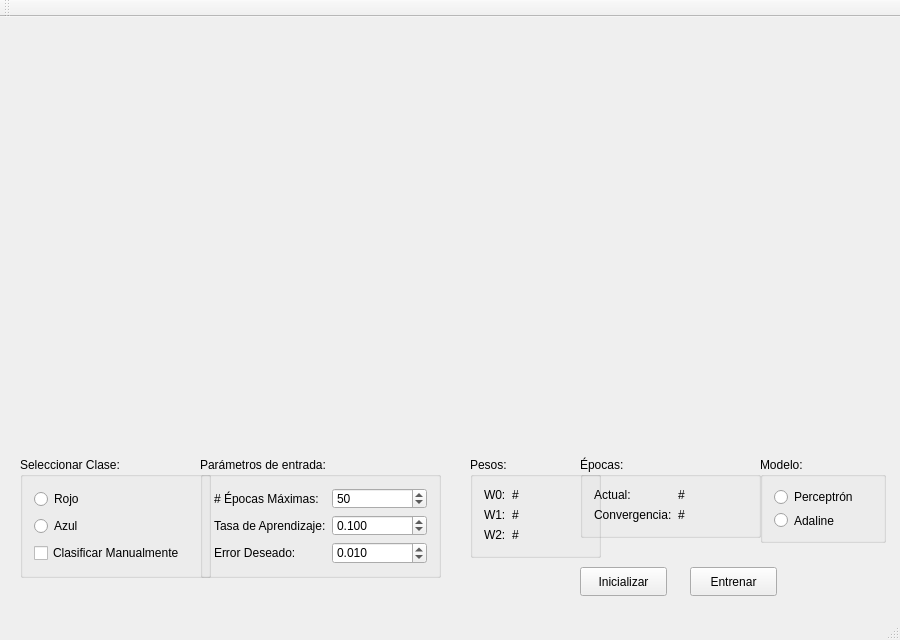
Before: the Qt Designer form mainwindow.ui in Adriantega12/MLP, drawn with Qt 5.
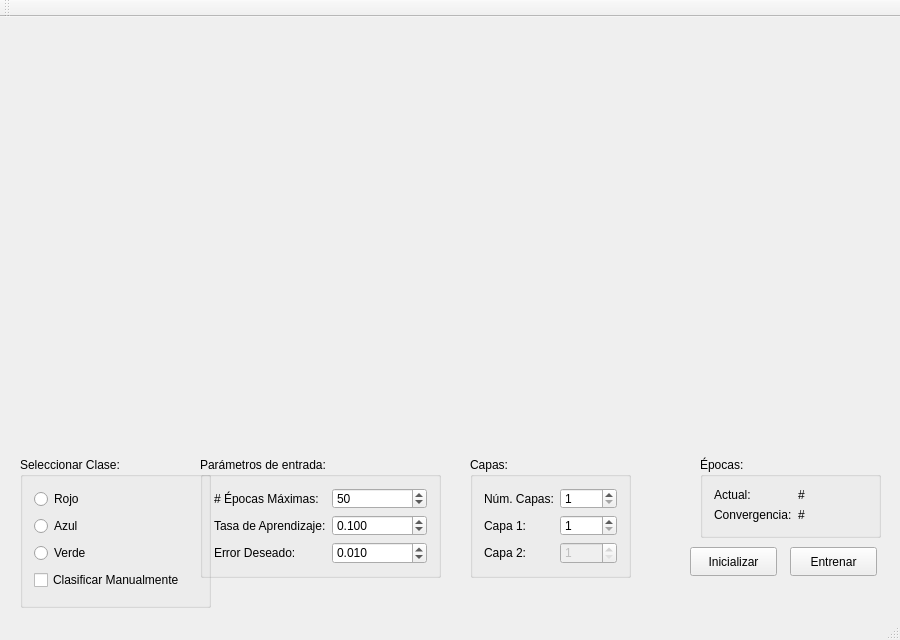
After: the same form once the commit is applied. Custom widgets are drawn as their Qt base class.

Commit message: Layer selection in UI

What changed in the file:
```diff
--- a/mainwindow.ui
+++ b/mainwindow.ui
@@ -40,7 +40,7 @@
       <x>20</x>
       <y>440</y>
       <width>191</width>
-      <height>121</height>
+      <height>151</height>
      </rect>
     </property>
     <property name="title">
@@ -61,6 +61,13 @@
        </property>
       </widget>
      </item>
+     <item>
+      <widget class="QRadioButton" name="greenRB">
+       <property name="text">
+        <string>Verde</string>
+       </property>
+      </widget>
+     </item>
      <item>
       <widget class="QCheckBox" name="classifyCB">
        <property name="text">
@@ -150,53 +157,68 @@
      <rect>
       <x>470</x>
       <y>440</y>
-      <width>131</width>
-      <height>101</height>
+      <width>161</width>
+      <height>121</height>
      </rect>
     </property>
     <property name="title">
-     <string>Pesos:</string>
+     <string>Capas:</string>
     </property>
     <layout class="QFormLayout" name="formLayout_2">
      <item row="0" column="0">
       <widget class="QLabel" name="weight0Lbl">
        <property name="text">
-        <string>W0:</string>
+        <string>Núm. Capas:</string>
        </property>
       </widget>
      </item>
      <item row="0" column="1">
-      <widget class="QLabel" name="weight0Val">
-       <property name="text">
-        <string>#</string>
+      <widget class="QSpinBox" name="layerNumSB">
+       <property name="minimum">
+        <number>1</number>
+       </property>
+       <property name="maximum">
+        <number>2</number>
+       </property>
+       <property name="value">
+        <number>1</number>
        </property>
       </widget>
      </item>
      <item row="1" column="0">
       <widget class="QLabel" name="weight1Lbl">
        <property name="text">
-        <string>W1:</string>
-       </property>
-      </widget>
-     </item>
-     <item row="1" column="1">
-      <widget class="QLabel" name="weight1Val">
-       <property name="text">
-        <string>#</string>
+        <string>Capa 1: </string>
        </property>
       </widget>
      </item>
      <item row="2" column="0">
       <widget class="QLabel" name="weight2Lbl">
        <property name="text">
-        <string>W2:</string>
+        <string>Capa 2:</string>
+       </property>
+      </widget>
+     </item>
+     <item row="1" column="1">
+      <widget class="QSpinBox" name="neurons1SB">
+       <property name="minimum">
+        <number>1</number>
+       </property>
+       <property name="value">
+        <number>1</number>
        </property>
       </widget>
      </item>
      <item row="2" column="1">
-      <widget class="QLabel" name="weight2Val">
-       <property name="text">
-        <string>#</string>
+      <widget class="QSpinBox" name="neurons2SB">
+       <property name="enabled">
+        <bool>false</bool>
+       </property>
+       <property name="minimum">
+        <number>1</number>
+       </property>
+       <property name="value">
+        <number>1</number>
        </property>
       </widget>
      </item>
@@ -205,7 +227,7 @@
    <widget class="QGroupBox" name="epochsGB">
     <property name="geometry">
      <rect>
-      <x>580</x>
+      <x>700</x>
       <y>440</y>
       <width>181</width>
       <height>81</height>
@@ -248,8 +270,8 @@
    <widget class="QPushButton" name="initializeBttn">
     <property name="geometry">
      <rect>
-      <x>580</x>
-      <y>550</y>
+      <x>690</x>
+      <y>530</y>
       <width>87</width>
       <height>29</height>
      </rect>
@@ -261,8 +283,8 @@
    <widget class="QPushButton" name="trainBttn">
     <property name="geometry">
      <rect>
-      <x>690</x>
-      <y>550</y>
+      <x>790</x>
+      <y>530</y>
       <width>87</width>
       <height>29</height>
      </rect>
@@ -271,35 +293,6 @@
      <string>Entrenar</string>
     </property>
    </widget>
-   <widget class="QGroupBox" name="modelGB">
-    <property name="geometry">
-     <rect>
-      <x>760</x>
-      <y>440</y>
-      <width>126</width>
-      <height>86</height>
-     </rect>
-    </property>
-    <property name="title">
-     <string>Modelo:</string>
-    </property>
-    <layout class="QVBoxLayout" name="verticalLayout_2">
-     <item>
-      <widget class="QRadioButton" name="perceptronRB">
-       <property name="text">
-        <string>Perceptrón</string>
-       </property>
-      </widget>
-     </item>
-     <item>
-      <widget class="QRadioButton" name="adalineRB">
-       <property name="text">
-        <string>Adaline</string>
-       </property>
-      </widget>
-     </item>
-    </layout>
-   </widget>
   </widget>
   <widget class="QMenuBar" name="menuBar">
    <property name="geometry">
```
Left out of the diff: 8 changed lines with no effect on the pictures. The commit also changes 3 other files.
